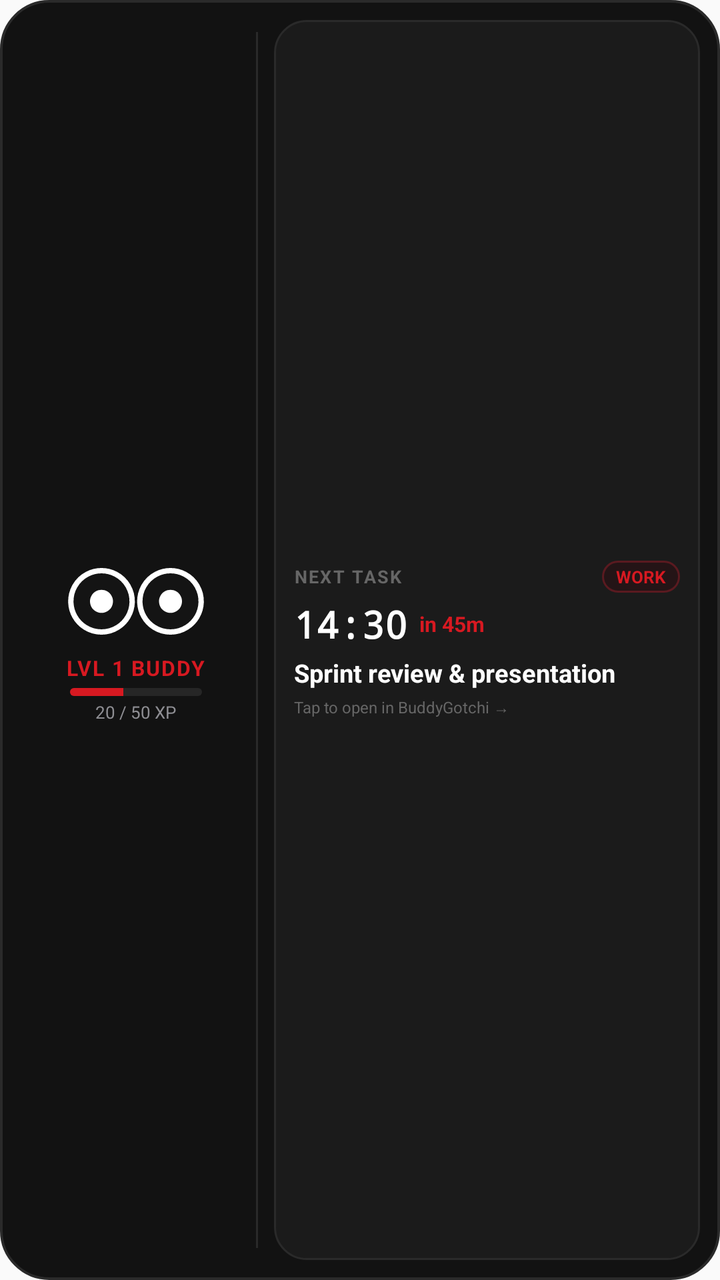
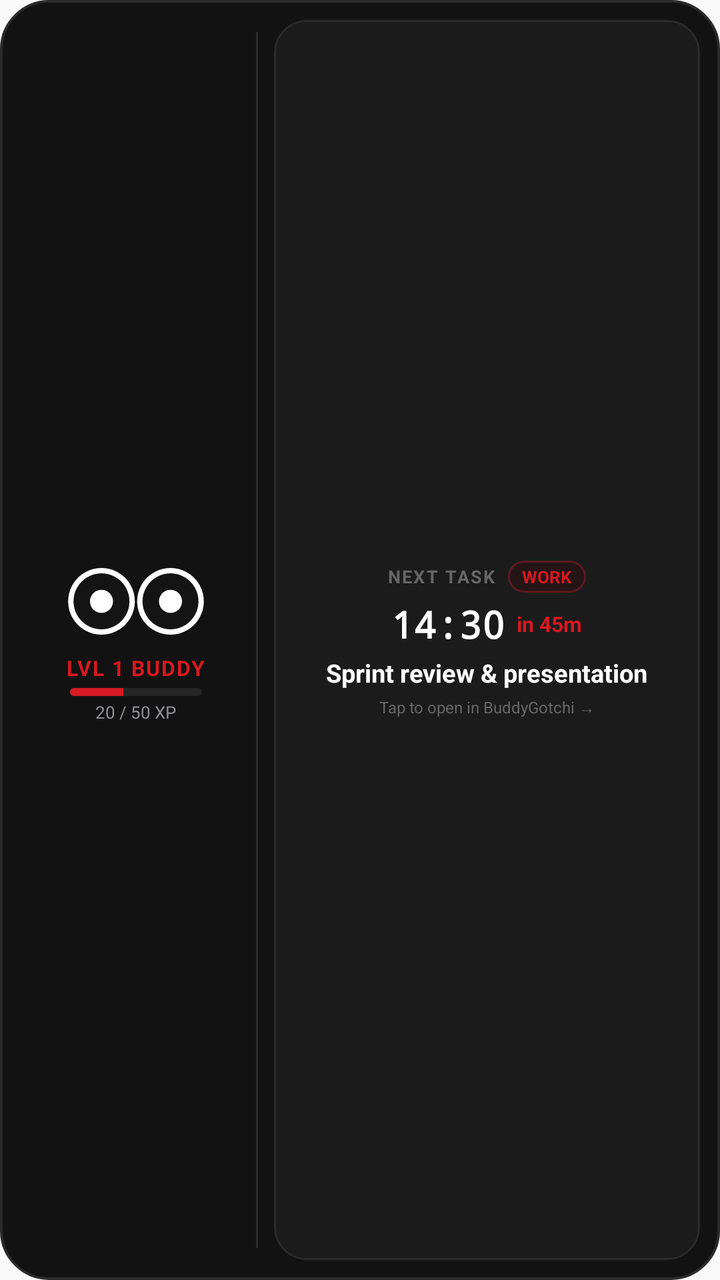

An Android layout rendered at two revisions. The XML below is the earlier revision; the diff shows what the commit changed to produce the second picture.
<!-- AndroidManifest.xml: application theme Theme.BuddyGotchi -->
<!-- res/layout/widget_buddy_task.xml -->
<?xml version="1.0" encoding="utf-8"?>
<LinearLayout xmlns:android="http://schemas.android.com/apk/res/android"
    android:id="@+id/widget_root"
    android:layout_width="match_parent"
    android:layout_height="match_parent"
    android:orientation="horizontal"
    android:background="@drawable/widget_background"
    android:padding="10dp"
    android:gravity="center_vertical">

    
    <LinearLayout
        android:id="@+id/widget_buddy_container"
        android:layout_width="116dp"
        android:layout_height="match_parent"
        android:orientation="vertical"
        android:gravity="center"
        android:padding="4dp">

        
        <ViewFlipper
            android:id="@+id/widget_buddy_eyes_flipper"
            android:layout_width="96dp"
            android:layout_height="46dp"
            android:autoStart="true"
            android:flipInterval="140">

            
            <ImageView android:layout_width="match_parent" android:layout_height="match_parent" android:src="@drawable/buddy_eyes_center" />
            <ImageView android:layout_width="match_parent" android:layout_height="match_parent" android:src="@drawable/buddy_eyes_center" />
            <ImageView android:layout_width="match_parent" android:layout_height="match_parent" android:src="@drawable/buddy_eyes_center" />
            <ImageView android:layout_width="match_parent" android:layout_height="match_parent" android:src="@drawable/buddy_eyes_center" />
            <ImageView android:layout_width="match_parent" android:layout_height="match_parent" android:src="@drawable/buddy_eyes_center" />
            <ImageView android:layout_width="match_parent" android:layout_height="match_parent" android:src="@drawable/buddy_eyes_center" />
            <ImageView android:layout_width="match_parent" android:layout_height="match_parent" android:src="@drawable/buddy_eyes_center" />
            <ImageView android:layout_width="match_parent" android:layout_height="match_parent" android:src="@drawable/buddy_eyes_center" />
            <ImageView android:layout_width="match_parent" android:layout_height="match_parent" android:src="@drawable/buddy_eyes_center" />
            <ImageView android:layout_width="match_parent" android:layout_height="match_parent" android:src="@drawable/buddy_eyes_center" />
            <ImageView android:layout_width="match_parent" android:layout_height="match_parent" android:src="@drawable/buddy_eyes_center" />
            <ImageView android:layout_width="match_parent" android:layout_height="match_parent" android:src="@drawable/buddy_eyes_center" />
            <ImageView android:layout_width="match_parent" android:layout_height="match_parent" android:src="@drawable/buddy_eyes_center" />
            <ImageView android:layout_width="match_parent" android:layout_height="match_parent" android:src="@drawable/buddy_eyes_center" />

            
            <ImageView android:layout_width="match_parent" android:layout_height="match_parent" android:src="@drawable/buddy_eyes_blink_quarter" />
            <ImageView android:layout_width="match_parent" android:layout_height="match_parent" android:src="@drawable/buddy_eyes_blink_closed" />
            <ImageView android:layout_width="match_parent" android:layout_height="match_parent" android:src="@drawable/buddy_eyes_blink_half" />
            <ImageView android:layout_width="match_parent" android:layout_height="match_parent" android:src="@drawable/buddy_eyes_blink_quarter" />

            
            <ImageView android:layout_width="match_parent" android:layout_height="match_parent" android:src="@drawable/buddy_eyes_center" />
            <ImageView android:layout_width="match_parent" android:layout_height="match_parent" android:src="@drawable/buddy_eyes_center" />
            <ImageView android:layout_width="match_parent" android:layout_height="match_parent" android:src="@drawable/buddy_eyes_center" />
            <ImageView android:layout_width="match_parent" android:layout_height="match_parent" android:src="@drawable/buddy_eyes_center" />
            <ImageView android:layout_width="match_parent" android:layout_height="match_parent" android:src="@drawable/buddy_eyes_center" />
            <ImageView android:layout_width="match_parent" android:layout_height="match_parent" android:src="@drawable/buddy_eyes_center" />
            <ImageView android:layout_width="match_parent" android:layout_height="match_parent" android:src="@drawable/buddy_eyes_center" />
            <ImageView android:layout_width="match_parent" android:layout_height="match_parent" android:src="@drawable/buddy_eyes_center" />
            <ImageView android:layout_width="match_parent" android:layout_height="match_parent" android:src="@drawable/buddy_eyes_center" />

            
            <ImageView android:layout_width="match_parent" android:layout_height="match_parent" android:src="@drawable/buddy_eyes_look_right_soft" />
            <ImageView android:layout_width="match_parent" android:layout_height="match_parent" android:src="@drawable/buddy_eyes_look_right" />
            <ImageView android:layout_width="match_parent" android:layout_height="match_parent" android:src="@drawable/buddy_eyes_look_right" />
            <ImageView android:layout_width="match_parent" android:layout_height="match_parent" android:src="@drawable/buddy_eyes_look_right" />
            <ImageView android:layout_width="match_parent" android:layout_height="match_parent" android:src="@drawable/buddy_eyes_look_right" />
            <ImageView android:layout_width="match_parent" android:layout_height="match_parent" android:src="@drawable/buddy_eyes_look_right" />
            <ImageView android:layout_width="match_parent" android:layout_height="match_parent" android:src="@drawable/buddy_eyes_look_right" />
            <ImageView android:layout_width="match_parent" android:layout_height="match_parent" android:src="@drawable/buddy_eyes_look_right" />
            <ImageView android:layout_width="match_parent" android:layout_height="match_parent" android:src="@drawable/buddy_eyes_look_right_soft" />

            
            <ImageView android:layout_width="match_parent" android:layout_height="match_parent" android:src="@drawable/buddy_eyes_center" />
            <ImageView android:layout_width="match_parent" android:layout_height="match_parent" android:src="@drawable/buddy_eyes_center" />
            <ImageView android:layout_width="match_parent" android:layout_height="match_parent" android:src="@drawable/buddy_eyes_center" />
            <ImageView android:layout_width="match_parent" android:layout_height="match_parent" android:src="@drawable/buddy_eyes_center" />
            <ImageView android:layout_width="match_parent" android:layout_height="match_parent" android:src="@drawable/buddy_eyes_center" />
            <ImageView android:layout_width="match_parent" android:layout_height="match_parent" android:src="@drawable/buddy_eyes_center" />
            <ImageView android:layout_width="match_parent" android:layout_height="match_parent" android:src="@drawable/buddy_eyes_center" />
            <ImageView android:layout_width="match_parent" android:layout_height="match_parent" android:src="@drawable/buddy_eyes_center" />

            
            <ImageView android:layout_width="match_parent" android:layout_height="match_parent" android:src="@drawable/buddy_eyes_blink_half" />
            <ImageView android:layout_width="match_parent" android:layout_height="match_parent" android:src="@drawable/buddy_eyes_blink_closed" />
            <ImageView android:layout_width="match_parent" android:layout_height="match_parent" android:src="@drawable/buddy_eyes_blink_quarter" />
            <ImageView android:layout_width="match_parent" android:layout_height="match_parent" android:src="@drawable/buddy_eyes_center" />
            <ImageView android:layout_width="match_parent" android:layout_height="match_parent" android:src="@drawable/buddy_eyes_blink_closed" />
            <ImageView android:layout_width="match_parent" android:layout_height="match_parent" android:src="@drawable/buddy_eyes_blink_half" />

            
            <ImageView android:layout_width="match_parent" android:layout_height="match_parent" android:src="@drawable/buddy_eyes_look_left_soft" />
            <ImageView android:layout_width="match_parent" android:layout_height="match_parent" android:src="@drawable/buddy_eyes_look_left" />
            <ImageView android:layout_width="match_parent" android:layout_height="match_parent" android:src="@drawable/buddy_eyes_look_left" />
            <ImageView android:layout_width="match_parent" android:layout_height="match_parent" android:src="@drawable/buddy_eyes_look_left" />
            <ImageView android:layout_width="match_parent" android:layout_height="match_parent" android:src="@drawable/buddy_eyes_look_left" />
            <ImageView android:layout_width="match_parent" android:layout_height="match_parent" android:src="@drawable/buddy_eyes_look_left" />
            <ImageView android:layout_width="match_parent" android:layout_height="match_parent" android:src="@drawable/buddy_eyes_look_left_soft" />

            
            <ImageView android:layout_width="match_parent" android:layout_height="match_parent" android:src="@drawable/buddy_eyes_center" />
            <ImageView android:layout_width="match_parent" android:layout_height="match_parent" android:src="@drawable/buddy_eyes_center" />
            <ImageView android:layout_width="match_parent" android:layout_height="match_parent" android:src="@drawable/buddy_eyes_center" />
            <ImageView android:layout_width="match_parent" android:layout_height="match_parent" android:src="@drawable/buddy_eyes_center" />
            <ImageView android:layout_width="match_parent" android:layout_height="match_parent" android:src="@drawable/buddy_eyes_center" />
            <ImageView android:layout_width="match_parent" android:layout_height="match_parent" android:src="@drawable/buddy_eyes_center" />

            
            <ImageView android:layout_width="match_parent" android:layout_height="match_parent" android:src="@drawable/buddy_eyes_blink_quarter" />
            <ImageView android:layout_width="match_parent" android:layout_height="match_parent" android:src="@drawable/buddy_eyes_blink_half" />
            <ImageView android:layout_width="match_parent" android:layout_height="match_parent" android:src="@drawable/buddy_eyes_happy" />
            <ImageView android:layout_width="match_parent" android:layout_height="match_parent" android:src="@drawable/buddy_eyes_happy" />
            <ImageView android:layout_width="match_parent" android:layout_height="match_parent" android:src="@drawable/buddy_eyes_happy" />
            <ImageView android:layout_width="match_parent" android:layout_height="match_parent" android:src="@drawable/buddy_eyes_happy" />
            <ImageView android:layout_width="match_parent" android:layout_height="match_parent" android:src="@drawable/buddy_eyes_happy" />
            <ImageView android:layout_width="match_parent" android:layout_height="match_parent" android:src="@drawable/buddy_eyes_happy" />
            <ImageView android:layout_width="match_parent" android:layout_height="match_parent" android:src="@drawable/buddy_eyes_blink_half" />
            <ImageView android:layout_width="match_parent" android:layout_height="match_parent" android:src="@drawable/buddy_eyes_blink_quarter" />

            
            <ImageView android:layout_width="match_parent" android:layout_height="match_parent" android:src="@drawable/buddy_eyes_center" />
            <ImageView android:layout_width="match_parent" android:layout_height="match_parent" android:src="@drawable/buddy_eyes_center" />
            <ImageView android:layout_width="match_parent" android:layout_height="match_parent" android:src="@drawable/buddy_eyes_center" />
            <ImageView android:layout_width="match_parent" android:layout_height="match_parent" android:src="@drawable/buddy_eyes_center" />
            <ImageView android:layout_width="match_parent" android:layout_height="match_parent" android:src="@drawable/buddy_eyes_center" />
            <ImageView android:layout_width="match_parent" android:layout_height="match_parent" android:src="@drawable/buddy_eyes_center" />
            <ImageView android:layout_width="match_parent" android:layout_height="match_parent" android:src="@drawable/buddy_eyes_center" />
            <ImageView android:layout_width="match_parent" android:layout_height="match_parent" android:src="@drawable/buddy_eyes_center" />
            <ImageView android:layout_width="match_parent" android:layout_height="match_parent" android:src="@drawable/buddy_eyes_center" />
            <ImageView android:layout_width="match_parent" android:layout_height="match_parent" android:src="@drawable/buddy_eyes_center" />

        </ViewFlipper>


        
        <TextView
            android:id="@+id/widget_buddy_level"
            android:layout_width="wrap_content"
            android:layout_height="wrap_content"
            android:layout_marginTop="3dp"
            android:text="LVL 1 BUDDY"
            android:textColor="@color/nothing_red"
            android:textSize="10.5sp"
            android:textStyle="bold"
            android:letterSpacing="0.06" />

        
        <ProgressBar
            android:id="@+id/widget_buddy_xp_progress"
            style="?android:attr/progressBarStyleHorizontal"
            android:layout_width="66dp"
            android:layout_height="4dp"
            android:layout_marginTop="3dp"
            android:max="50"
            android:progress="20"
            android:progressDrawable="@drawable/widget_progress_track" />

        
        <TextView
            android:id="@+id/widget_buddy_xp_text"
            android:layout_width="wrap_content"
            android:layout_height="wrap_content"
            android:layout_marginTop="2dp"
            android:text="20 / 50 XP"
            android:textColor="@color/widget_text_secondary"
            android:textSize="8.5sp" />

    </LinearLayout>

    
    <FrameLayout
        android:layout_width="1dp"
        android:layout_height="match_parent"
        android:layout_marginTop="6dp"
        android:layout_marginBottom="6dp"
        android:layout_marginStart="2dp"
        android:layout_marginEnd="8dp"
        android:background="@color/widget_stroke" />

    
    <LinearLayout
        android:id="@+id/widget_task_container"
        android:layout_width="0dp"
        android:layout_height="match_parent"
        android:layout_weight="1"
        android:orientation="vertical"
        android:background="@drawable/widget_task_bg"
        android:paddingStart="10dp"
        android:paddingEnd="10dp"
        android:paddingTop="8dp"
        android:paddingBottom="8dp"
        android:gravity="center_vertical">

        
        <LinearLayout
            android:layout_width="match_parent"
            android:layout_height="wrap_content"
            android:orientation="horizontal"
            android:gravity="center_vertical">

            <TextView
                android:id="@+id/widget_task_header"
                android:layout_width="0dp"
                android:layout_height="wrap_content"
                android:layout_weight="1"
                android:text="NEXT TASK"
                android:textColor="@color/widget_text_muted"
                android:textSize="9sp"
                android:textStyle="bold"
                android:letterSpacing="0.08" />

            <TextView
                android:id="@+id/widget_task_category"
                android:layout_width="wrap_content"
                android:layout_height="wrap_content"
                android:text="WORK"
                android:textColor="@color/nothing_red"
                android:textSize="8.5sp"
                android:textStyle="bold"
                android:background="@drawable/widget_category_pill"
                android:paddingStart="7dp"
                android:paddingEnd="7dp"
                android:paddingTop="2dp"
                android:paddingBottom="2dp" />

        </LinearLayout>

        
        <LinearLayout
            android:layout_width="match_parent"
            android:layout_height="wrap_content"
            android:orientation="horizontal"
            android:gravity="center_vertical"
            android:layout_marginTop="3dp">

            <TextView
                android:id="@+id/widget_task_time"
                android:layout_width="wrap_content"
                android:layout_height="wrap_content"
                android:text="14:30"
                android:textColor="@color/white"
                android:textSize="18.5sp"
                android:textStyle="bold"
                android:typeface="monospace" />

            <TextView
                android:id="@+id/widget_task_countdown"
                android:layout_width="wrap_content"
                android:layout_height="wrap_content"
                android:layout_marginStart="6dp"
                android:text="in 45m"
                android:textColor="@color/nothing_red"
                android:textSize="10.5sp"
                android:textStyle="bold" />

        </LinearLayout>

        
        <TextView
            android:id="@+id/widget_task_description"
            android:layout_width="match_parent"
            android:layout_height="wrap_content"
            android:layout_marginTop="3dp"
            android:text="Sprint review &amp; presentation"
            android:textColor="@color/white"
            android:textSize="12.5sp"
            android:textStyle="bold"
            android:maxLines="2"
            android:ellipsize="end" />

        
        <TextView
            android:id="@+id/widget_task_footer"
            android:layout_width="wrap_content"
            android:layout_height="wrap_content"
            android:layout_marginTop="3dp"
            android:text="Tap to open in BuddyGotchi →"
            android:textColor="@color/widget_text_muted"
            android:textSize="8sp" />

    </LinearLayout>

</LinearLayout>
<!-- resources referenced by this layout -->
<resources>
  <color name="nothing_red">#FFD71921</color>
  <color name="white">#FFFFFFFF</color>
  <color name="widget_stroke">#FF2A2A2A</color>
  <color name="widget_text_muted">#FF666666</color>
  <color name="widget_text_secondary">#FF8E8E93</color>
  <!-- drawable buddy_eyes_blink_closed (drawable) -->
  <vector xmlns:android="http://schemas.android.com/apk/res/android"
      android:width="96dp"
      android:height="48dp"
      android:viewportWidth="96"
      android:viewportHeight="48">
      
      <path
          android:strokeColor="#FFFFFF"
          android:strokeWidth="3.6"
          android:strokeLineCap="round"
          android:pathData="M 15,24 L 45,24" />
  
      
      <path
          android:strokeColor="#FFFFFF"
          android:strokeWidth="3.6"
          android:strokeLineCap="round"
          android:pathData="M 51,24 L 81,24" />
  </vector>
  <!-- drawable buddy_eyes_happy (drawable) -->
  <vector xmlns:android="http://schemas.android.com/apk/res/android"
      android:width="96dp"
      android:height="48dp"
      android:viewportWidth="96"
      android:viewportHeight="48">
      
      <path
          android:strokeColor="#FFFFFF"
          android:strokeWidth="3.6"
          android:strokeLineCap="round"
          android:pathData="M 15,27 Q 30,13 45,27" />
  
      
      <path
          android:strokeColor="#FFFFFF"
          android:strokeWidth="3.6"
          android:strokeLineCap="round"
          android:pathData="M 51,27 Q 66,13 81,27" />
  </vector>
  <!-- drawable widget_background (drawable) -->
  <?xml version="1.0" encoding="utf-8"?>
  <shape xmlns:android="http://schemas.android.com/apk/res/android"
      android:shape="rectangle">
      <solid android:color="@color/widget_bg" />
      <stroke
          android:width="1.2dp"
          android:color="@color/widget_stroke" />
      <corners android:radius="24dp" />
  </shape>
  <!-- drawable widget_category_pill (drawable) -->
  <?xml version="1.0" encoding="utf-8"?>
  <shape xmlns:android="http://schemas.android.com/apk/res/android"
      android:shape="rectangle">
      <solid android:color="#241416" />
      <stroke
          android:width="1dp"
          android:color="#5A1A20" />
      <corners android:radius="8dp" />
  </shape>
  <!-- drawable widget_progress_track (drawable) -->
  <?xml version="1.0" encoding="utf-8"?>
  <layer-list xmlns:android="http://schemas.android.com/apk/res/android">
      <item android:id="@android:id/background">
          <shape android:shape="rectangle">
              <solid android:color="#262626" />
              <corners android:radius="2dp" />
          </shape>
      </item>
      <item android:id="@android:id/progress">
          <clip>
              <shape android:shape="rectangle">
                  <solid android:color="@color/nothing_red" />
                  <corners android:radius="2dp" />
              </shape>
          </clip>
      </item>
  </layer-list>
  <!-- drawable widget_task_bg (drawable) -->
  <?xml version="1.0" encoding="utf-8"?>
  <shape xmlns:android="http://schemas.android.com/apk/res/android"
      android:shape="rectangle">
      <solid android:color="@color/widget_card_bg" />
      <stroke
          android:width="1dp"
          android:color="@color/widget_stroke" />
      <corners android:radius="16dp" />
  </shape>
  <style name="Theme.BuddyGotchi" parent="android:Theme.Material.Light.NoActionBar" />
  <color name="widget_bg">#FF121212</color>
  <color name="widget_card_bg">#FF1B1B1B</color>
  <!-- unchanged entries left out for length: 7 -->
</resources>

<!-- the commit's change to res/layout/widget_buddy_task.xml (unified diff, before → after) -->
@@ -188,20 +188,20 @@
         android:paddingEnd="10dp"
         android:paddingTop="8dp"
         android:paddingBottom="8dp"
-        android:gravity="center_vertical">
+        android:gravity="center">
 
         
         <LinearLayout
-            android:layout_width="match_parent"
+            android:layout_width="wrap_content"
             android:layout_height="wrap_content"
             android:orientation="horizontal"
+            android:layout_gravity="center_horizontal"
             android:gravity="center_vertical">
 
             <TextView
                 android:id="@+id/widget_task_header"
-                android:layout_width="0dp"
-                android:layout_height="wrap_content"
-                android:layout_weight="1"
+                android:layout_width="wrap_content"
+                android:layout_height="wrap_content"
                 android:text="NEXT TASK"
                 android:textColor="@color/widget_text_muted"
                 android:textSize="9sp"
@@ -212,6 +212,7 @@
                 android:id="@+id/widget_task_category"
                 android:layout_width="wrap_content"
                 android:layout_height="wrap_content"
+                android:layout_marginStart="6dp"
                 android:text="WORK"
                 android:textColor="@color/nothing_red"
                 android:textSize="8.5sp"
@@ -226,9 +227,10 @@
 
         
         <LinearLayout
-            android:layout_width="match_parent"
+            android:layout_width="wrap_content"
             android:layout_height="wrap_content"
             android:orientation="horizontal"
+            android:layout_gravity="center_horizontal"
             android:gravity="center_vertical"
             android:layout_marginTop="3dp">
 
@@ -264,6 +266,8 @@
             android:textColor="@color/white"
             android:textSize="12.5sp"
             android:textStyle="bold"
+            android:gravity="center"
+            android:textAlignment="center"
             android:maxLines="2"
             android:ellipsize="end" />
 
@@ -272,7 +276,10 @@
             android:id="@+id/widget_task_footer"
             android:layout_width="wrap_content"
             android:layout_height="wrap_content"
-            android:layout_marginTop="3dp"
+            android:layout_gravity="center_horizontal"
+            android:layout_marginTop="3dp"
+            android:gravity="center"
+            android:textAlignment="center"
             android:text="Tap to open in BuddyGotchi →"
             android:textColor="@color/widget_text_muted"
             android:textSize="8sp" />
